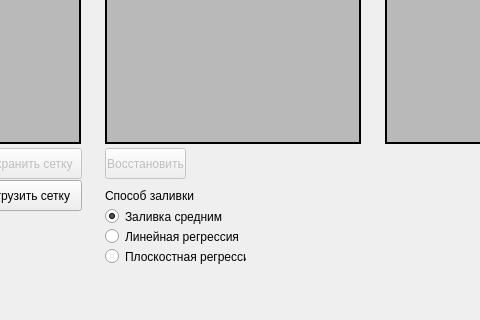
Muxa97/FuckMe-Application, file FuckMe Application/FuckMeApplication.ui: the form before one commit; both pictures show x 465 to 945 and y 139 to 459 of the 1254 by 459 pixel window.
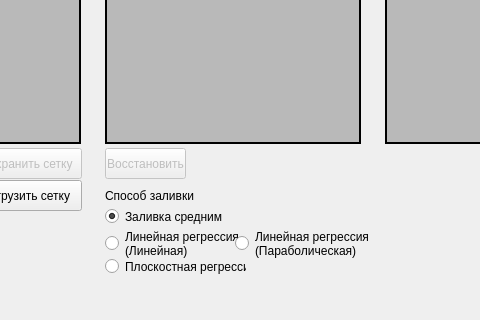
The form after the commit.

Patch:
```diff
--- a/FuckMe Application/FuckMeApplication.ui
+++ b/FuckMe Application/FuckMeApplication.ui
@@ -196,7 +196,7 @@
     <property name="geometry">
      <rect>
       <x>570</x>
-      <y>370</y>
+      <y>380</y>
       <width>141</width>
       <height>17</height>
      </rect>
@@ -259,11 +259,12 @@
       <x>570</x>
       <y>350</y>
       <width>141</width>
-      <height>17</height>
+      <height>31</height>
      </rect>
     </property>
     <property name="text">
-     <string>Линейная регрессия</string>
+     <string>Линейная регрессия
+(Линейная)</string>
     </property>
    </widget>
    <widget class="QRadioButton" name="AverageLightness">
@@ -379,6 +380,23 @@
      </item>
     </layout>
    </widget>
+   <widget class="QRadioButton" name="LinearRegression_2">
+    <property name="enabled">
+     <bool>true</bool>
+    </property>
+    <property name="geometry">
+     <rect>
+      <x>700</x>
+      <y>350</y>
+      <width>141</width>
+      <height>31</height>
+     </rect>
+    </property>
+    <property name="text">
+     <string>Линейная регрессия
+(Параболическая)</string>
+    </property>
+   </widget>
   </widget>
   <widget class="QToolBar" name="mainToolBar">
    <attribute name="toolBarArea">
```
